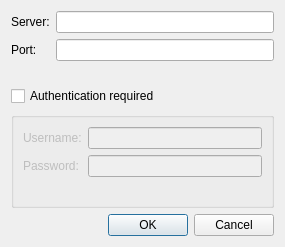
The window that trdialog.ui (viranch/ztorrent) describes before a commit, drawn with Qt 5.
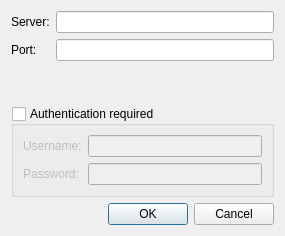
The same window after the commit.

Commit message: Transmission server settings dialog- use groupbox's checkbox instead of a separate one

```diff
--- a/trdialog.ui
+++ b/trdialog.ui
@@ -7,14 +7,14 @@
     <x>0</x>
     <y>0</y>
     <width>285</width>
-    <height>247</height>
+    <height>236</height>
    </rect>
   </property>
   <property name="windowTitle">
    <string>Transmission Server</string>
   </property>
   <layout class="QGridLayout" name="gridLayout">
-   <item row="5" column="0" colspan="2">
+   <item row="4" column="0" colspan="2">
     <widget class="QDialogButtonBox" name="buttonBox3">
      <property name="orientation">
       <enum>Qt::Horizontal</enum>
@@ -31,13 +31,16 @@
      </property>
     </widget>
    </item>
-   <item row="4" column="0" colspan="2">
-    <widget class="QGroupBox" name="groupBox">
-     <property name="enabled">
-      <bool>false</bool>
-     </property>
+   <item row="3" column="0" colspan="2">
+    <widget class="QGroupBox" name="authBox">
      <property name="title">
-      <string/>
+      <string>Authentication required</string>
+     </property>
+     <property name="checkable">
+      <bool>true</bool>
+     </property>
+     <property name="checked">
+      <bool>false</bool>
      </property>
      <layout class="QGridLayout" name="gridLayout_2">
       <item row="0" column="0">
@@ -64,19 +67,6 @@
         </property>
        </widget>
       </item>
-      <item row="2" column="1">
-       <spacer name="verticalSpacer">
-        <property name="orientation">
-         <enum>Qt::Vertical</enum>
-        </property>
-        <property name="sizeHint" stdset="0">
-         <size>
-          <width>20</width>
-          <height>40</height>
-         </size>
-        </property>
-       </spacer>
-      </item>
      </layout>
     </widget>
    </item>
@@ -93,13 +83,6 @@
    <item row="1" column="1">
     <widget class="QLineEdit" name="portEdit"/>
    </item>
-   <item row="3" column="0" colspan="2">
-    <widget class="QCheckBox" name="checkBox">
-     <property name="text">
-      <string>Authentication required</string>
-     </property>
-    </widget>
-   </item>
    <item row="2" column="0">
     <spacer name="verticalSpacer_2">
      <property name="orientation">
```
Left out of the diff: 17 changed lines with no effect on the pictures. The commit also changes 1 other file.
